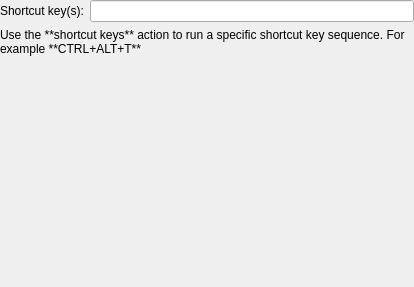
The window that streamdeck_ui/actions/keypress/action_keypress.ui (timothycrosley/streamdeck-ui) describes before a commit, drawn with Qt 5.
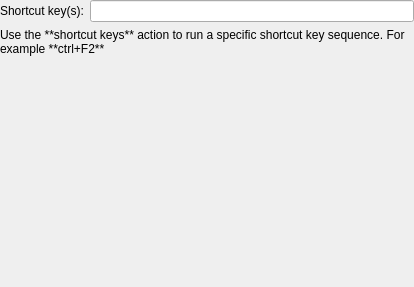
The same window after the commit.

Commit message: WIP add keypress action

What changed in the file:
```diff
--- a/streamdeck_ui/actions/keypress/action_keypress.ui
+++ b/streamdeck_ui/actions/keypress/action_keypress.ui
@@ -50,7 +50,7 @@
         </sizepolicy>
        </property>
        <property name="text">
-        <string>Use the **shortcut keys** action to run a specific shortcut key sequence. For example **CTRL+ALT+T**</string>
+        <string>Use the **shortcut keys** action to run a specific shortcut key sequence. For example **ctrl+F2**</string>
        </property>
        <property name="textFormat">
         <enum>Qt::MarkdownText</enum>
```
The commit also changes 2 other files.
